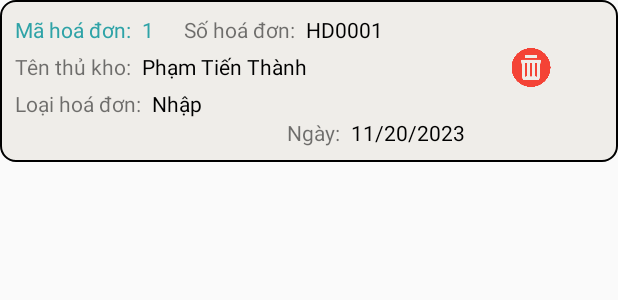
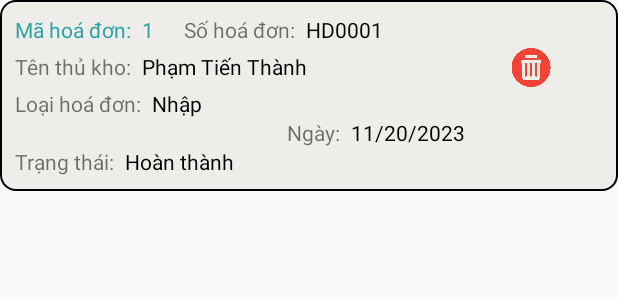
Before and after one commit to thanhptph39011/QuanLyKhoHang, an Android app: the layout item_hoadon.xml on its own in the app's theme, with its tools: preview values and no code run, on a phone screen of 412 x 824 dp. Shown: the top 300 px of the screen. Run offline under Robolectric (Android 15) with nearby library versions, the phone set to English and light mode, and no system bars.

Commit message:
update code

```diff
--- a/app/src/main/java/com/example/quanlykhohang/DataBase/DbHelper.java
+++ b/app/src/main/java/com/example/quanlykhohang/DataBase/DbHelper.java
@@ -10,7 +10,7 @@ public class DbHelper extends SQLiteOpenHelper {
     public static final String Db_name = "KhoHang";
 
     public DbHelper(@Nullable Context context) {
-        super(context, Db_name, null, 3);
+        super(context, Db_name, null, 4);
     }
 
     @Override
@@ -28,7 +28,7 @@ db.execSQL("insert into TheLoai(tenLoai) values('Hang Nhap Khau')");
         db.execSQL(createTableSanPham);
         db.execSQL("insert into SanPham(maLoai,tenSp,gia,soLuong,moTa) values(1,'Tủ Lạnh',20000,2,'Beatiful')");
         //Bảng hoá đơn
-        String createTableHoaDon = "create table HoaDon(maHoaDon integer primary key autoincrement, soHoaDon text not null, maUser integer references User(maUser), loaiHoaDon integer not null, ngayThang date not null)";
+        String createTableHoaDon = "create table HoaDon(maHoaDon integer primary key autoincrement, soHoaDon text not null, maUser integer references User(maUser), loaiHoaDon integer not null, ngayThang date not null,xacNhanHoaDon int not null)";
         db.execSQL(createTableHoaDon);
         //Bảng CtHoaDon
         String createTableCtHoaDon = "create table CtHoaDon( maCtHd integer primary key autoincrement,maSp REFERENCES SanPham(maSp), maHoaDon REFERENCES HoaDon(maHoaDon),soLuong integer not null,donGia integet not null  ) ";
--- a/app/src/main/res/layout/item_hoadon.xml
+++ b/app/src/main/res/layout/item_hoadon.xml
@@ -109,6 +109,24 @@
             android:text="11/20/2023"
             android:textColor="@color/black" />
     </LinearLayout>
+    <LinearLayout
+        android:layout_width="wrap_content"
+        android:layout_height="wrap_content"
+        android:orientation="horizontal">
+
+        <TextView
+            android:layout_width="wrap_content"
+            android:layout_height="wrap_content"
+            android:text="Trạng thái:" />
+
+        <TextView
+            android:id="@+id/tvTrangThai_itemHoaDon"
+            android:layout_width="wrap_content"
+            android:layout_height="wrap_content"
+            android:layout_marginLeft="7dp"
+            android:text="Hoàn thành"
+            android:textColor="@color/black" />
+    </LinearLayout>
 </LinearLayout>
     <ImageView
         android:id="@+id/btnDelete_hoaDon"
```
Also changed, not shown: app/src/main/java/com/example/quanlykhohang/Adapter/HoaDonAdapter.java (+10 -1 lines), app/src/main/java/com/example/quanlykhohang/Dao/HoaDonDao.java (+10 -0 lines), app/src/main/java/com/example/quanlykhohang/Fragments/HoaDonFragment.java (+21 -2 lines), app/src/main/java/com/example/quanlykhohang/HoaDonCtActivity.java (+39 -45 lines), app/src/main/java/com/example/quanlykhohang/Model/HoaDon.java (+11 -1 lines), app/src/main/res/layout/item_diaglog_hoadon.xml (+7 -0 lines).
